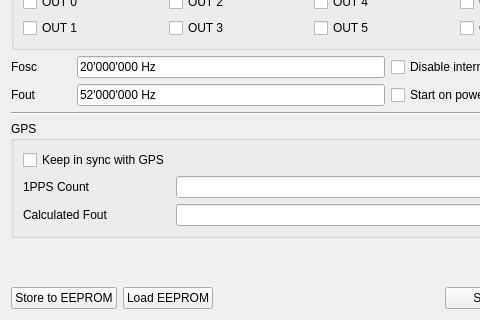
This is host/tamer-gui/basic.ui in myriadrf/clock-tamer as Qt 5 draws it before an edit; both pictures show x 0 to 480 and y 430 to 750 of the 622 by 750 pixel window. The edited form follows.
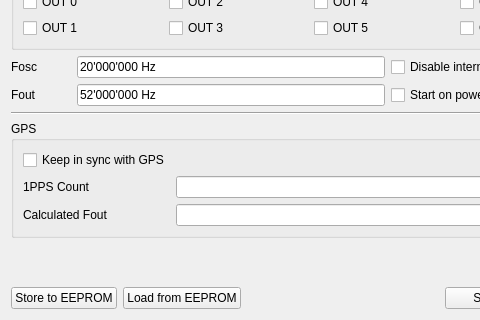
This is the edited form. Icons and pictures are not drawn.

Commit message: Rename "Load EEPROM" to "Load from EEPROM".

Diff of the .ui file:
```diff
--- a/host/tamer-gui/basic.ui
+++ b/host/tamer-gui/basic.ui
@@ -542,7 +542,7 @@
      <item>
       <widget class="QPushButton" name="btLoad">
        <property name="text">
-        <string>Load EEPROM</string>
+        <string>Load from EEPROM</string>
        </property>
       </widget>
      </item>
```
